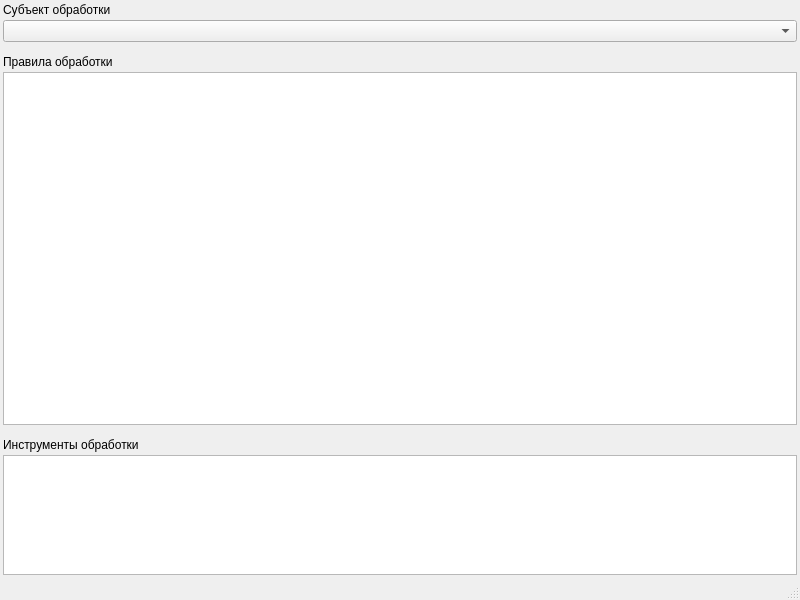
Old version of the form ui/forms/form_processing_operations.ui in the repository e-vladimir/finmanager.
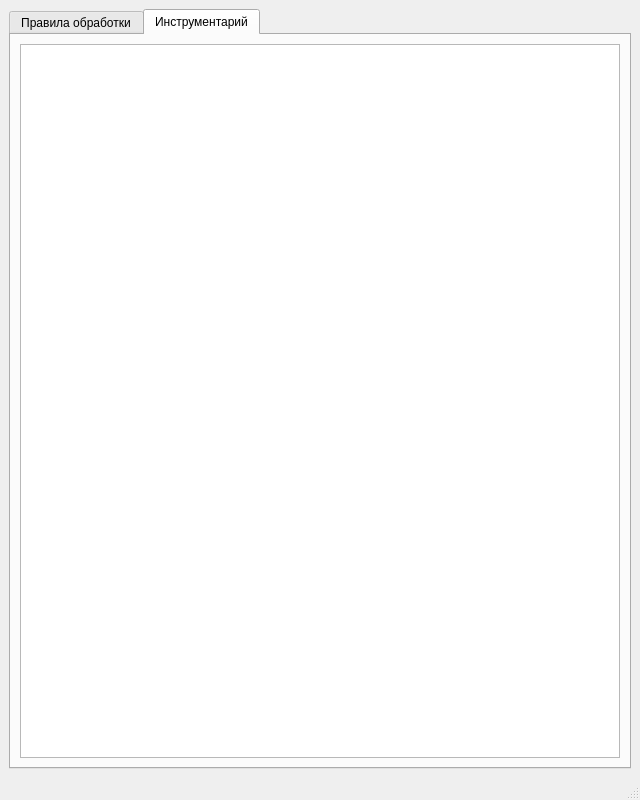
New version of the form.

Commit message: * Откат инструментов обработки

What changed in the file:
```diff
--- a/ui/forms/form_processing_operations.ui
+++ b/ui/forms/form_processing_operations.ui
@@ -6,63 +6,25 @@
    <rect>
     <x>0</x>
     <y>0</y>
-    <width>800</width>
-    <height>600</height>
+    <width>640</width>
+    <height>800</height>
    </rect>
   </property>
   <property name="windowTitle">
    <string>MainWindow</string>
   </property>
   <widget class="QWidget" name="centralwidget">
-   <layout class="QVBoxLayout" name="verticalLayout" stretch="0,0,0,0,1,0,0,0">
-    <property name="spacing">
-     <number>3</number>
-    </property>
-    <property name="leftMargin">
-     <number>3</number>
-    </property>
-    <property name="topMargin">
-     <number>3</number>
-    </property>
-    <property name="rightMargin">
-     <number>3</number>
-    </property>
-    <property name="bottomMargin">
-     <number>3</number>
-    </property>
+   <layout class="QVBoxLayout" name="verticalLayout_2">
     <item>
-     <widget class="QLabel" name="label">
-      <property name="text">
-       <string>Субъект обработки</string>
+     <widget class="QTabWidget" name="tabs_main">
+      <property name="currentIndex">
+       <number>1</number>
       </property>
-     </widget>
-    </item>
-    <item>
-     <widget class="QComboBox" name="cbbox_subject"/>
-    </item>
-    <item>
-     <spacer name="verticalSpacer">
-      <property name="orientation">
-       <enum>Qt::Orientation::Vertical</enum>
-      </property>
-      <property name="sizeType">
-       <enum>QSizePolicy::Policy::Fixed</enum>
-      </property>
-      <property name="sizeHint" stdset="0">
-       <size>
-        <width>20</width>
-        <height>10</height>
-       </size>
-      </property>
-     </spacer>
-    </item>
-    <item>
-     <widget class="QLabel" name="label_2">
-      <property name="text">
+      <widget class="QWidget" name="tab_rules">
+       <attribute name="title">
        <string>Правила обработки</string>
-      </property>
-     </widget>
-    </item>
+       </attribute>
+       <layout class="QVBoxLayout" name="verticalLayout">
     <item>
      <widget class="QTableView" name="table_rules">
       <property name="contextMenuPolicy">
@@ -91,39 +53,19 @@
       </attribute>
      </widget>
     </item>
-    <item>
-     <spacer name="verticalSpacer_2">
-      <property name="orientation">
-       <enum>Qt::Orientation::Vertical</enum>
-      </property>
-      <property name="sizeType">
-       <enum>QSizePolicy::Policy::Fixed</enum>
-      </property>
-      <property name="sizeHint" stdset="0">
-       <size>
-        <width>20</width>
-        <height>10</height>
-       </size>
-      </property>
-     </spacer>
-    </item>
-    <item>
-     <widget class="QLabel" name="label_3">
-      <property name="text">
-       <string>Инструменты обработки</string>
-      </property>
-     </widget>
-    </item>
+       </layout>
+      </widget>
+      <widget class="QWidget" name="tab_tools">
+       <attribute name="title">
+        <string>Инструментарий</string>
+       </attribute>
+       <layout class="QVBoxLayout" name="verticalLayout_3">
     <item>
-     <widget class="QTableView" name="table_tools">
-      <property name="maximumSize">
-       <size>
-        <width>16777215</width>
-        <height>120</height>
-       </size>
-      </property>
-      <property name="contextMenuPolicy">
-       <enum>Qt::ContextMenuPolicy::CustomContextMenu</enum>
+         <widget class="QTreeView" name="tree_tools">
+          <property name="styleSheet">
+           <string notr="true">QTreeView::branch { 
+	border: none; 
+}</string>
       </property>
       <property name="editTriggers">
        <set>QAbstractItemView::EditTrigger::NoEditTriggers</set>
@@ -135,20 +77,24 @@
        <enum>QAbstractItemView::SelectionMode::SingleSelection</enum>
       </property>
       <property name="selectionBehavior">
-       <enum>QAbstractItemView::SelectionBehavior::SelectRows</enum>
-      </property>
-      <attribute name="horizontalHeaderVisible">
+           <enum>QAbstractItemView::SelectionBehavior::SelectColumns</enum>
+          </property>
+          <property name="rootIsDecorated">
        <bool>false</bool>
-      </attribute>
-      <attribute name="horizontalHeaderMinimumSectionSize">
-       <number>30</number>
-      </attribute>
-      <attribute name="horizontalHeaderStretchLastSection">
+          </property>
+          <property name="itemsExpandable">
        <bool>true</bool>
-      </attribute>
-      <attribute name="verticalHeaderVisible">
+          </property>
+          <property name="expandsOnDoubleClick">
        <bool>false</bool>
-      </attribute>
+          </property>
+          <attribute name="headerVisible">
+           <bool>false</bool>
+          </attribute>
+         </widget>
+        </item>
+       </layout>
+      </widget>
      </widget>
     </item>
    </layout>
```
Left out of the diff: 3 changed lines with no effect on the pictures. Lines whose indentation alone changed are shown as unchanged. The commit also changes 11 other files.
